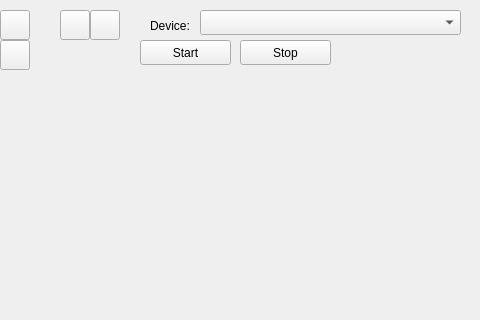
Before: the Qt Designer form MidiInput/Dialog.ui in kbinani/MIDIInput, drawn with Qt 5; both pictures show x 130 to 610 and y 0 to 320 of the 785 by 569 pixel window.
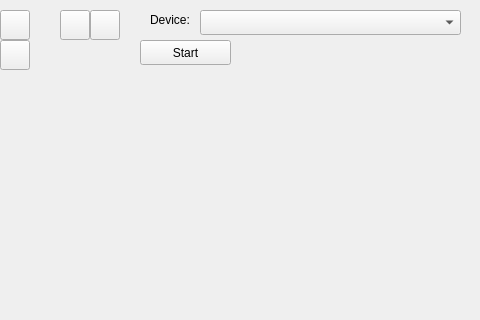
After: the same form once the commit is applied. Icons and pictures are not drawn. Custom widgets are drawn as their Qt base class.

Patch:
```diff
--- a/MidiInput/Dialog.ui
+++ b/MidiInput/Dialog.ui
@@ -164,22 +164,6 @@
        <bool>true</bool>
       </property>
      </widget>
-     <widget class="QPushButton" name="pushButtonStop">
-      <property name="geometry">
-       <rect>
-        <x>370</x>
-        <y>40</y>
-        <width>91</width>
-        <height>25</height>
-       </rect>
-      </property>
-      <property name="focusPolicy">
-       <enum>Qt::NoFocus</enum>
-      </property>
-      <property name="text">
-       <string>Stop</string>
-      </property>
-     </widget>
      <widget class="QToolButton" name="toolButtonRest008">
       <property name="geometry">
        <rect>
@@ -236,9 +220,9 @@
       <property name="geometry">
        <rect>
         <x>280</x>
-        <y>20</y>
+        <y>10</y>
         <width>50</width>
-        <height>12</height>
+        <height>20</height>
        </rect>
       </property>
       <property name="text">
```
Left out of the diff: 2 changed lines with no effect on the pictures.
